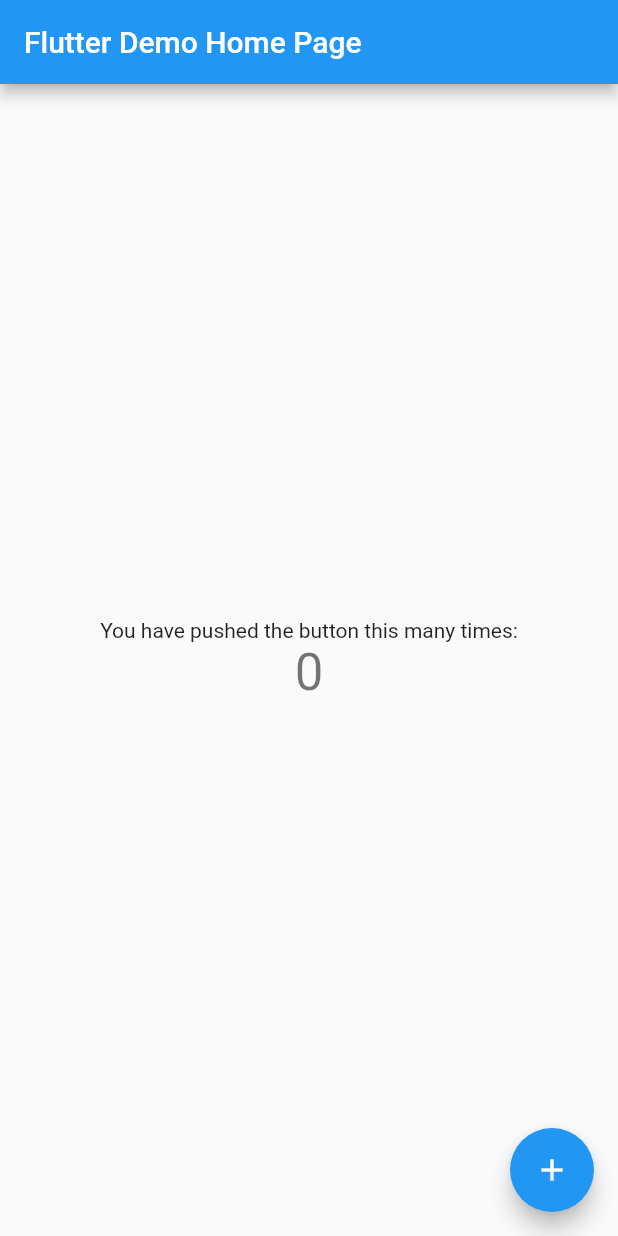
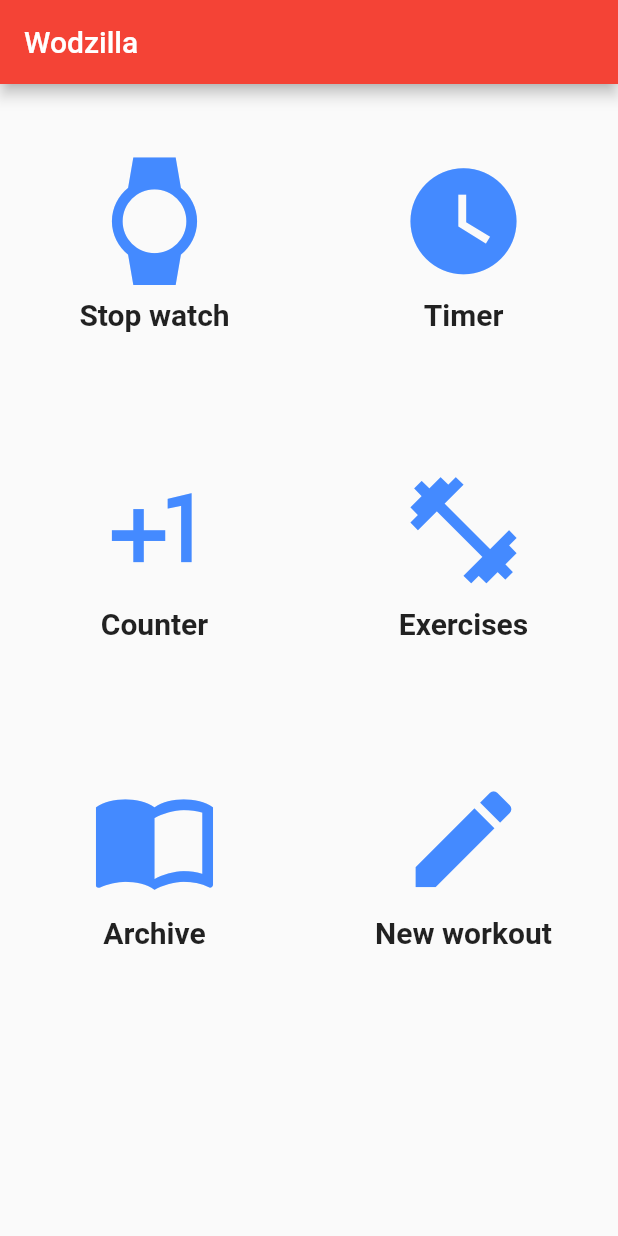
Before and after one commit to cdock1029/wodzilla, a Flutter app: the screen it shows after launch, on a phone screen of 412 x 824 dp. Run offline on Flutter 3.47's test engine with Material 2 defaults, Android fonts, the phone set to English and light mode, and no system bars; our stand-ins replace cloud_firestore; accounts and stored records are empty.

Commit message:
setup firestore. initial layout

```diff
--- a/lib/main.dart
+++ b/lib/main.dart
@@ -1,4 +1,5 @@
 import 'package:flutter/material.dart';
+import 'package:cloud_firestore/cloud_firestore.dart';
 
 void main() => runApp(new MyApp());
 
@@ -9,17 +10,13 @@ class MyApp extends StatelessWidget {
     return new MaterialApp(
       title: 'Flutter Demo',
       theme: new ThemeData(
-        // This is the theme of your application.
-        //
-        // Try running your application with "flutter run". You'll see the
-        // application has a blue toolbar. Then, without quitting the app, try
-        // changing the primarySwatch below to Colors.green and then invoke
-        // "hot reload" (press "r" in the console where you ran "flutter run",
-        // or press Run > Flutter Hot Reload in IntelliJ). Notice that the
-        // counter didn't reset back to zero; the application is not restarted.
-        primarySwatch: Colors.blue,
-      ),
-      home: new MyHomePage(title: 'Flutter Demo Home Page'),
+          primarySwatch: Colors.red, accentColor: Colors.blueAccent),
+      home: new MyHomePage(title: 'Wodzilla'),
+      routes: {
+        "test": (BuildContext ctx) {
+          return Scaffold(body: Center(child: Text("Test page")));
+        }
+      },
     );
   }
 }
@@ -27,83 +24,50 @@ class MyApp extends StatelessWidget {
 class MyHomePage extends StatefulWidget {
   MyHomePage({Key key, this.title}) : super(key: key);
 
-  // This widget is the home page of your application. It is stateful, meaning
-  // that it has a State object (defined below) that contains fields that affect
-  // how it looks.
-
-  // This class is the configuration for the state. It holds the values (in this
-  // case the title) provided by the parent (in this case the App widget) and
-  // used by the build method of the State. Fields in a Widget subclass are
-  // always marked "final".
-
   final String title;
+  final _items = [
+    {"icon": Icons.watch, "value": "Stop watch"},
+    {"icon": Icons.watch_later, "value": "Timer"},
+    {"icon": Icons.plus_one, "value": "Counter"},
+    {"icon": Icons.fitness_center, "value": "Exercises"},
+    {"icon": Icons.import_contacts, "value": "Archive"},
+    {"icon": Icons.edit, "value": "New workout"},
+  ];
 
   @override
   _MyHomePageState createState() => new _MyHomePageState();
 }
 
 class _MyHomePageState extends State<MyHomePage> {
-  int _counter = 0;
-
-  void _incrementCounter() {
-    setState(() {
-      // This call to setState tells the Flutter framework that something has
-      // changed in this State, which causes it to rerun the build method below
-      // so that the display can reflect the updated values. If we changed
-      // _counter without calling setState(), then the build method would not be
-      // called again, and so nothing would appear to happen.
-      _counter++;
-    });
-  }
-
   @override
   Widget build(BuildContext context) {
-    // This method is rerun every time setState is called, for instance as done
-    // by the _incrementCounter method above.
-    //
-    // The Flutter framework has been optimized to make rerunning build methods
-    // fast, so that you can just rebuild anything that needs updating rather
-    // than having to individually change instances of widgets.
-    return new Scaffold(
-      appBar: new AppBar(
-        // Here we take the value from the MyHomePage object that was created by
-        // the App.build method, and use it to set our appbar title.
-        title: new Text(widget.title),
-      ),
-      body: new Center(
-        // Center is a layout widget. It takes a single child and positions it
-        // in the middle of the parent.
-        child: new Column(
-          // Column is also layout widget. It takes a list of children and
-          // arranges them vertically. By default, it sizes itself to fit its
-          // children horizontally, and tries to be as tall as its parent.
-          //
-          // Invoke "debug paint" (press "p" in the console where you ran
-          // "flutter run", or select "Toggle Debug Paint" from the Flutter tool
-          // window in IntelliJ) to see the wireframe for each widget.
-          //
-          // Column has various properties to control how it sizes itself and
-          // how it positions its children. Here we use mainAxisAlignment to
-          // center the children vertically; the main axis here is the vertical
-          // axis because Columns are vertical (the cross axis would be
-          // horizontal).
-          mainAxisAlignment: MainAxisAlignment.center,
-          children: <Widget>[
-            new Text(
-              'You have pushed the button this many times:',
-            ),
-            new Text(
-              '$_counter',
-              style: Theme.of(context).textTheme.display1,
-            ),
-          ],
+    return Scaffold(
+        appBar: AppBar(
+          title: Text(widget.title),
         ),
-      ),
-      floatingActionButton: new FloatingActionButton(
-        onPressed: _incrementCounter,
-        tooltip: 'Increment',
-        child: new Icon(Icons.add),
-      ), // This trailing comma makes auto-formatting nicer for build methods.
-    );
+        body: new GridView.count(
+            crossAxisCount: 2,
+            children: widget._items.map((item) {
+              return new Column(
+                key: Key(item['value']),
+                mainAxisAlignment: MainAxisAlignment.center,
+                children: <Widget>[
+                  IconButton(
+                    icon: Icon(item["icon"]),
+                    color: Theme.of(context).accentColor,
+                    iconSize: 85.0,
+                    tooltip: item['value'],
+                    onPressed: () {
+                      Navigator.of(context).pushNamed("test");
+                    },
+                  ),
+                  Text(
+                    item['value'],
+                    style:
+                        TextStyle(fontSize: 20.0, fontWeight: FontWeight.bold),
+                  )
+                ],
+              );
+            }).toList()));
   }
 }
```
Also changed, not shown: pubspec.yaml (+2 -7 lines), 1 other file.
